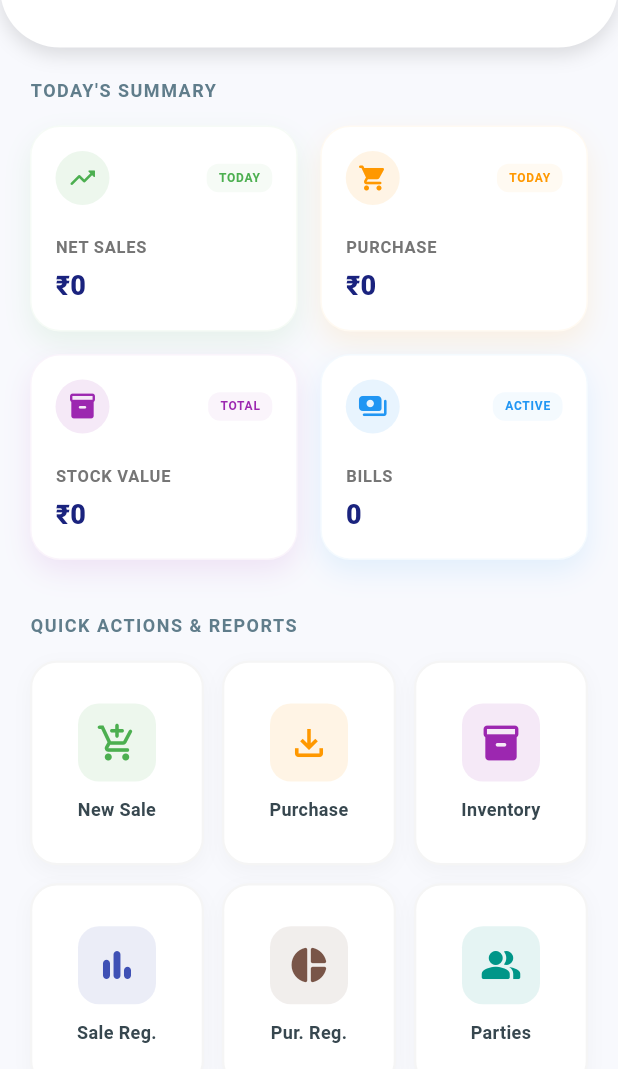
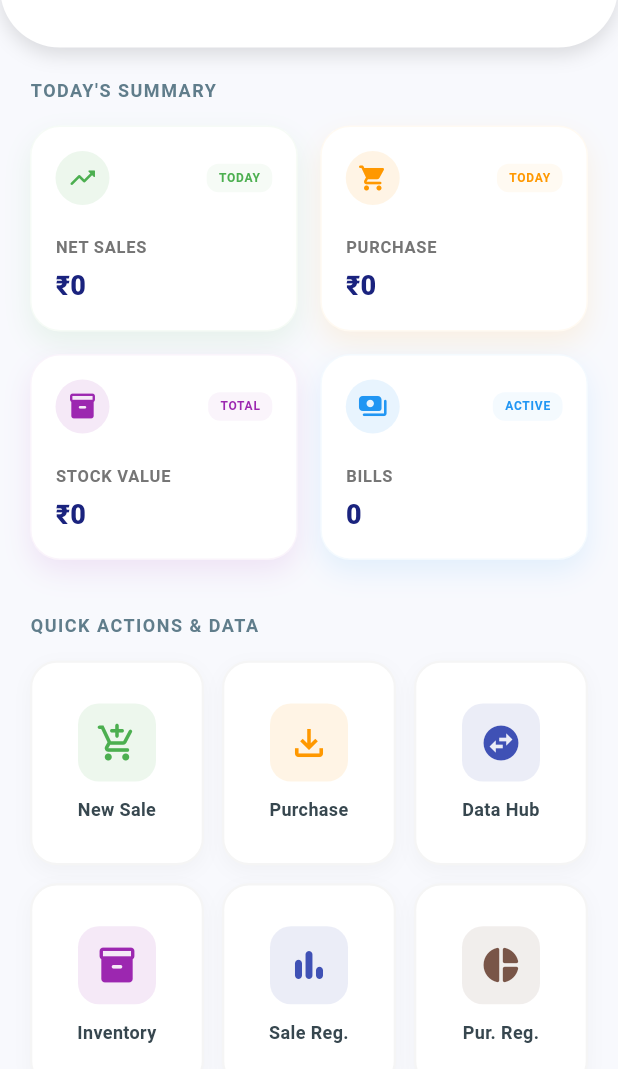
Before and after one commit to diogenesytshorts-max/pharoah_erp_flutter, a Flutter app: the DashboardView screen opened directly with empty values, on a phone screen of 412 x 824 dp, the part 167-1236 px from its top. Run offline on Flutter 3.47's test engine with Material 3 defaults, Android fonts, the phone set to English and light mode, and no system bars; our stand-ins replace csv, file_picker, pdf, printing, share_plus, shared_preferences; accounts and stored records are empty.

Commit message:
Update dashboard_view.dart

```diff
--- a/lib/dashboard_view.dart
+++ b/lib/dashboard_view.dart
@@ -10,8 +10,8 @@ import 'purchase/purchase_entry_view.dart';
 import 'purchase/purchase_modify_view.dart';
 import 'more_features_view.dart';
 import 'sale_summary_view.dart';
-import 'purchase/purchase_summary_view.dart'; // Corrected path to purchase summary view
-import 'item_ledger_view.dart'; // Ensure this is imported for More Features
+import 'purchase/purchase_summary_view.dart';
+import 'data_exchange_view.dart'; // Naya Import
 
 class DashboardView extends StatelessWidget {
   final VoidCallback onLogout;
@@ -60,31 +60,20 @@ class DashboardView extends StatelessWidget {
                     ],
                   ),
                   const SizedBox(height: 35),
-                  const Text("QUICK ACTIONS & REPORTS", style: TextStyle(fontSize: 12, fontWeight: FontWeight.bold, color: Colors.blueGrey, letterSpacing: 1)),
+                  const Text("QUICK ACTIONS & DATA", style: TextStyle(fontSize: 12, fontWeight: FontWeight.bold, color: Colors.blueGrey, letterSpacing: 1)),
                   const SizedBox(height: 15),
                   GridView.count(
                     shrinkWrap: true, physics: const NeverScrollableScrollPhysics(), crossAxisCount: 3, crossAxisSpacing: 12, mainAxisSpacing: 12, childAspectRatio: 0.85,
                     children: [
                       ActionIconBtn(title: "New Sale", icon: Icons.add_shopping_cart_rounded, color: Colors.green, onTap: () => Navigator.push(context, MaterialPageRoute(builder: (c) => const SaleEntryView()))),
                       ActionIconBtn(title: "Purchase", icon: Icons.file_download_outlined, color: Colors.orange, onTap: () => Navigator.push(context, MaterialPageRoute(builder: (c) => const PurchaseEntryView()))),
-                      // MaterialPageRoute se const remove kiya.
+                      ActionIconBtn(title: "Data Hub", icon: Icons.swap_horizontal_circle, color: Colors.indigo, onTap: () => Navigator.push(context, MaterialPageRoute(builder: (c) => const DataExchangeView()))),
                       ActionIconBtn(title: "Inventory", icon: Icons.inventory_2_rounded, color: Colors.purple, onTap: () => Navigator.push(context, MaterialPageRoute(builder: (c) => const ProductMasterView()))),
                       ActionIconBtn(title: "Sale Reg.", icon: Icons.bar_chart_rounded, color: Colors.indigo, onTap: () => Navigator.push(context, MaterialPageRoute(builder: (c) => const SaleSummaryView()))),
                       ActionIconBtn(title: "Pur. Reg.", icon: Icons.pie_chart_rounded, color: Colors.brown, onTap: () => Navigator.push(context, MaterialPageRoute(builder: (c) => const PurchaseSummaryView()))),
                       ActionIconBtn(title: "Parties", icon: Icons.people_alt_rounded, color: Colors.teal, onTap: () => Navigator.push(context, MaterialPageRoute(builder: (c) => const PartyMasterView()))),
                       ActionIconBtn(title: "Sales Edit", icon: Icons.edit_note_rounded, color: Colors.blue, onTap: () => Navigator.push(context, MaterialPageRoute(builder: (c) => const SaleBillModifyView()))),
-                      ActionIconBtn(title: "Pur. Edit", icon: Icons.history_edu_rounded, color: Colors.deepOrange, onTap: () => Navigator.push(context, MaterialPageRoute(builder: (c) => const PurchaseModifyView()))),
                       ActionIconBtn(title: "More...", icon: Icons.widgets_rounded, color: Colors.blueGrey, onTap: () => Navigator.push(context, MaterialPageRoute(builder: (c) => MoreFeaturesView(onLogout: onLogout)))),
-                      // More... button se pehle ya baad mein
-ActionIconBtn(
-  title: "Data Hub",
-  icon: Icons.swap_horizontal_circle,
-  color: Colors.indigo,
-  onTap: () => Navigator.push(
-    context,
-    MaterialPageRoute(builder: (c) => const DataExchangeView())
-  )
-),
                     ],
                   ),
                 ],
```
